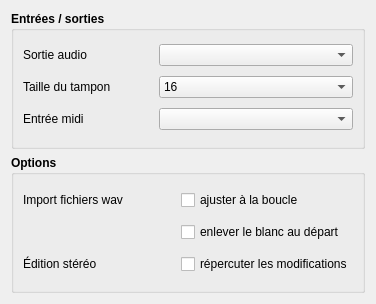
Qt form sources/context/interface/configsectiongeneral.ui (davy7125/polyphone) before a commit.
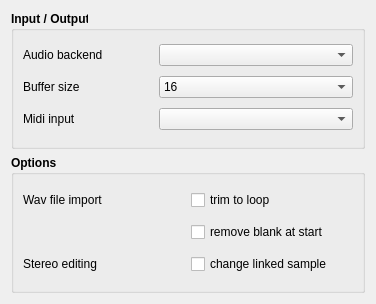
The same form after that commit.

```diff
--- a/sources/context/interface/configsectiongeneral.ui
+++ b/sources/context/interface/configsectiongeneral.ui
@@ -23,7 +23,7 @@
       </font>
      </property>
      <property name="title">
-      <string>Entrées / sorties</string>
+      <string>Input / Output</string>
      </property>
      <property name="flat">
       <bool>true</bool>
@@ -92,7 +92,7 @@
          </font>
         </property>
         <property name="text">
-         <string>Sortie audio</string>
+         <string>Audio backend</string>
         </property>
        </widget>
       </item>
@@ -121,7 +121,7 @@
          </font>
         </property>
         <property name="text">
-         <string>Taille du tampon</string>
+         <string>Buffer size</string>
         </property>
        </widget>
       </item>
@@ -144,7 +144,7 @@
          </font>
         </property>
         <property name="text">
-         <string>Entrée midi</string>
+         <string>Midi input</string>
         </property>
        </widget>
       </item>
@@ -175,7 +175,7 @@
          </font>
         </property>
         <property name="text">
-         <string>Import fichiers wav</string>
+         <string>Wav file import</string>
         </property>
        </widget>
       </item>
@@ -188,7 +188,7 @@
          </font>
         </property>
         <property name="text">
-         <string>répercuter les modifications</string>
+         <string>change linked sample</string>
         </property>
        </widget>
       </item>
@@ -201,7 +201,7 @@
          </font>
         </property>
         <property name="text">
-         <string>ajuster à la boucle</string>
+         <string>trim to loop</string>
         </property>
        </widget>
       </item>
@@ -214,7 +214,7 @@
          </font>
         </property>
         <property name="text">
-         <string>Édition stéréo</string>
+         <string>Stereo editing</string>
         </property>
        </widget>
       </item>
@@ -227,7 +227,7 @@
          </font>
         </property>
         <property name="text">
-         <string>enlever le blanc au départ</string>
+         <string>remove blank at start</string>
         </property>
        </widget>
       </item>
```
